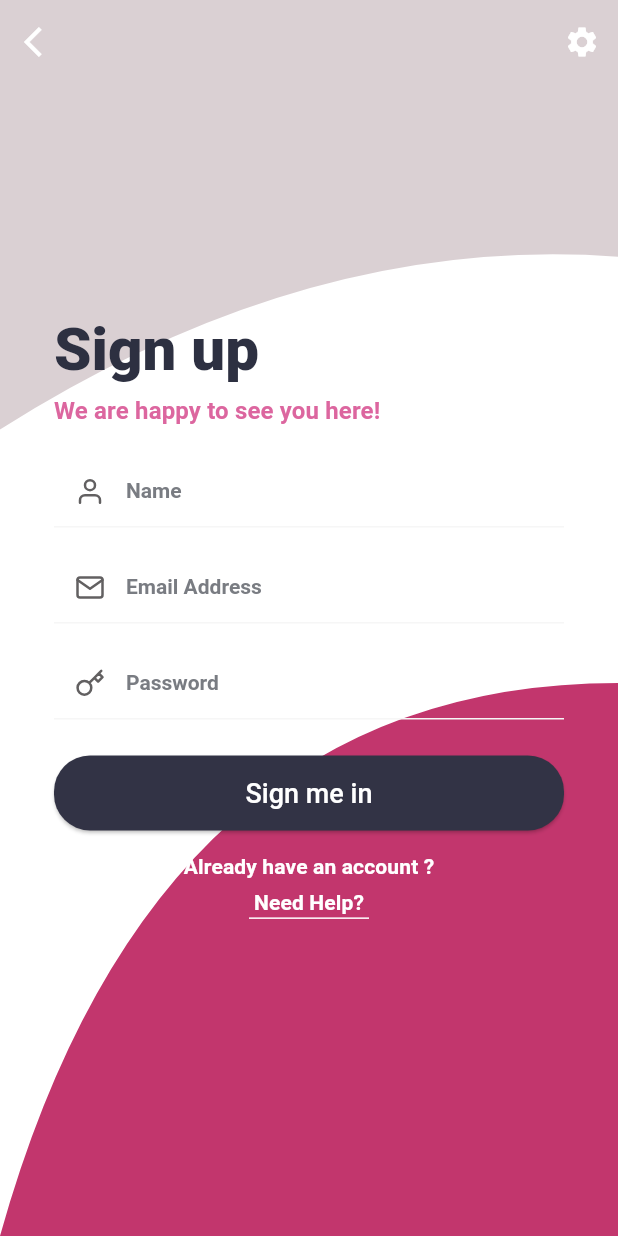
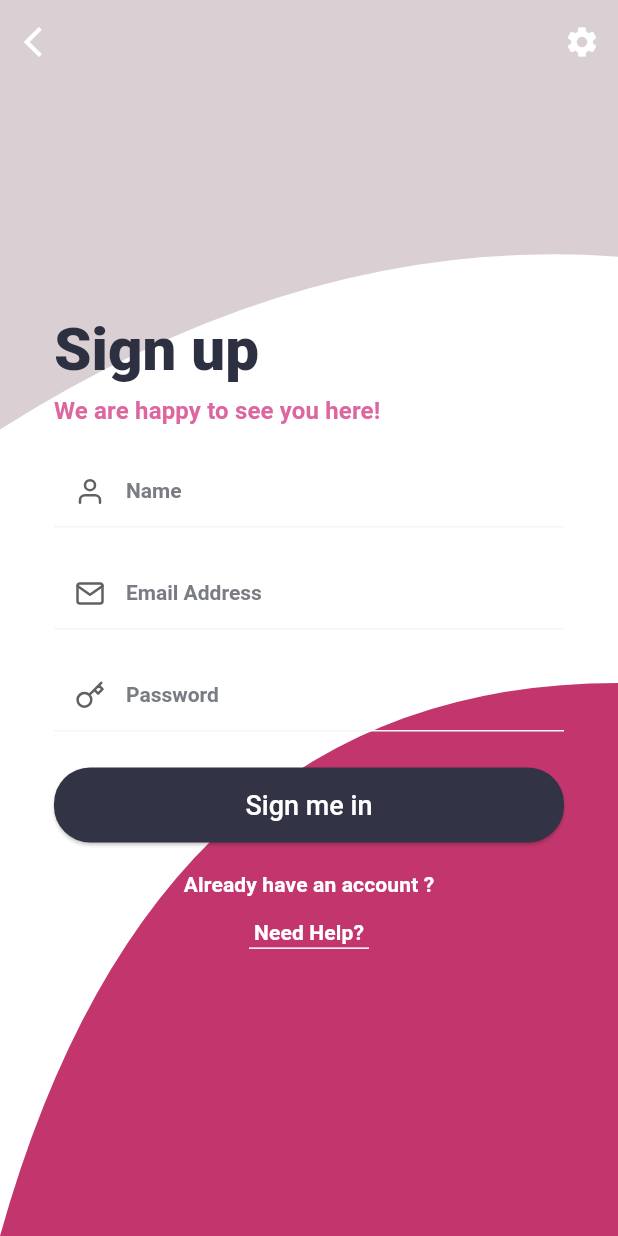
Before and after one commit to david-legend/login_catalog, a Flutter app: the LoginScreen1 screen opened by its route, after a tap on "Don't have an account ?", on a phone screen of 412 x 824 dp. Run offline on Flutter 3.47's test engine with Material 2 defaults, Android fonts, the phone set to English and light mode, and no system bars; our stand-ins replace auto_route, flutter_feather_icons, google_fonts.

Commit message:
fixed spilling background

```diff
--- a/lib/main.dart
+++ b/lib/main.dart
@@ -14,7 +14,7 @@ class MyApp extends StatelessWidget {
 //      initialRoute: Routes.signupScreen1,
       theme: LoginCatalogThemeData.lightThemeData,
       onGenerateRoute: Router().onGenerateRoute,
-      builder: ExtendedNavigator<Router>(router: Router(), initialRoute: Routes.loginScreen1,),
+      builder: ExtendedNavigator<Router>(router: Router(), initialRoute: Routes.signupScreen1,),
     );
   }
 }
--- a/lib/screens/login_design_1/login_screen_1.dart
+++ b/lib/screens/login_design_1/login_screen_1.dart
@@ -26,26 +26,36 @@ class LoginScreen1 extends StatelessWidget {
       ),
       body: Stack(
         children: <Widget>[
-          ClipPath(
+          Positioned(
+            left: 0,
+            top: 0,
+            right: 0,
+            child: ClipPath(
               clipper: CustomLoginShapeClipper2(),
               child: Container(
                 height: heightOfScreen,
                 decoration: BoxDecoration(color: AppColors.greyShade2),
               ),
             ),
-          ClipPath(
+          ),
+          Positioned(
+            left: 0,
+            top: 0,
+            right: 0,
+            child: ClipPath(
               clipper: CustomLoginShapeClipper1(),
               child: Container(
                 height: heightOfScreen,
                 decoration: BoxDecoration(color: AppColors.pink),
               ),
             ),
+          ),
           Container(
             margin: const EdgeInsets.symmetric(horizontal: Sizes.MARGIN_36),
-            child: Column(
+            child: ListView(
               children: <Widget>[
                 //10% of the height of screen
-                SizedBox(height: heightOfScreen * 0.1),
+                SizedBox(height: heightOfScreen * 0.075),
                 ListBody(
                   children: <Widget>[
                     Text(
@@ -72,7 +82,7 @@ class LoginScreen1 extends StatelessWidget {
                         fontWeight: FontWeight.w600,
                       ),
                     ),
-                    SizedBox(height: heightOfScreen * 0.1),
+                    SizedBox(height: heightOfScreen * 0.075),
                     Text(
                       StringConst.SIGN_IN,
                       style: textTheme.headline.copyWith(
@@ -82,7 +92,10 @@ class LoginScreen1 extends StatelessWidget {
                     ),
                   ],
                 ),
-                SpaceH16(),
+                SpaceH8(),
+                Container(
+                  child: Column(
+                    children: <Widget>[
                       CustomTextFormField(
                         hasPrefixIcon: true,
                         textInputType: TextInputType.emailAddress,
@@ -94,7 +107,7 @@ class LoginScreen1 extends StatelessWidget {
                           size: Sizes.ICON_SIZE_20,
                         ),
                       ),
-                SpaceH16(),
+                      SpaceH20(),
                       CustomTextFormField(
                         hasPrefixIcon: true,
                         textInputType: TextInputType.text,
@@ -112,11 +125,12 @@ class LoginScreen1 extends StatelessWidget {
                         textStyle: textTheme.button,
                         onPressed: () {},
                       ),
-                SpaceH16(),
+                      SpaceH20(),
                       InkWell(
                         onTap: () => Router.navigator.pushReplacementNamed(Routes.signupScreen1),
                         child: Text(
                           StringConst.DONT_HAVE_AN_ACCOUNT,
+                          textAlign: TextAlign.center,
                           style: textTheme.subtitle.copyWith(
                             fontSize: Sizes.TEXT_SIZE_14,
                             color: AppColors.blackShade6,
@@ -124,9 +138,10 @@ class LoginScreen1 extends StatelessWidget {
                           ),
                         ),
                       ),
-                SpaceH8(),
+                      SpaceH16(),
                       Text(
                         StringConst.NEED_HELP,
+                        textAlign: TextAlign.center,
                         style: textTheme.subtitle.copyWith(
                           fontSize: Sizes.TEXT_SIZE_14,
                           color: AppColors.blackShade6,
@@ -140,6 +155,11 @@ class LoginScreen1 extends StatelessWidget {
                     ],
                   ),
                 ),
+
+
+              ],
+            ),
+          ),
         ],
       ),
     );
--- a/lib/screens/login_design_1/signup_screen_1.dart
+++ b/lib/screens/login_design_1/signup_screen_1.dart
@@ -11,7 +11,6 @@ import 'package:logincatalog/widgets/spaces.dart';
 class SignUpScreen1 extends StatelessWidget {
   @override
   Widget build(BuildContext context) {
-    var textTheme = Theme.of(context).textTheme;
     var heightOfAppBar = 56.0;
     var heightOfScreen = MediaQuery.of(context).size.height - heightOfAppBar;
     var widthOfScreen = MediaQuery.of(context).size.width;
@@ -35,26 +34,56 @@ class SignUpScreen1 extends StatelessWidget {
             width: widthOfScreen,
             decoration: BoxDecoration(color: AppColors.pink),
           ),
-          ClipPath(
+          Positioned(
+            left: 0,
+            top: 0,
+            right: 0,
+            child: ClipPath(
               clipper: CustomSignUpShapeClipper2(),
               child: Container(
                 height: heightOfScreen,
                 decoration: BoxDecoration(color: AppColors.white),
               ),
             ),
-          ClipPath(
+          ),
+          Positioned(
+            left: 0,
+            top: 0,
+            right: 0,
+            child: ClipPath(
               clipper: CustomSignUpShapeClipper1(),
               child: Container(
                 height: heightOfScreen,
                 decoration: BoxDecoration(color: AppColors.greyShade2),
               ),
             ),
+          ),
+          Container(
+            child: ListView(
+              children: <Widget>[
                 Container(
                   margin: const EdgeInsets.symmetric(horizontal: Sizes.MARGIN_36),
                   child: Column(
                     children: <Widget>[
                       SizedBox(height: heightOfScreen * 0.2),
-                ListBody(
+                      _buildIntroText(context),
+                      SpaceH20(),
+                      _buildForm(context),
+                    ],
+                  ),
+                ),
+
+              ],
+            ),
+          ),
+        ],
+      ),
+    );
+  }
+
+  Widget _buildIntroText(BuildContext context) {
+    var textTheme = Theme.of(context).textTheme;
+    return ListBody(
       children: <Widget>[
         Text(
           StringConst.SIGN_UP,
@@ -73,8 +102,12 @@ class SignUpScreen1 extends StatelessWidget {
           ),
         ),
       ],
-                ),
-                SpaceH20(),
+    );
+  }
+  Widget _buildForm(BuildContext context) {
+    var textTheme = Theme.of(context).textTheme;
+    return Column(
+      children: <Widget>[
         CustomTextFormField(
           hasPrefixIcon: true,
           textInputType: TextInputType.text,
@@ -86,7 +119,7 @@ class SignUpScreen1 extends StatelessWidget {
             size: Sizes.ICON_SIZE_20,
           ),
         ),
-                SpaceH16(),
+        SpaceH20(),
         CustomTextFormField(
           hasPrefixIcon: true,
           textInputType: TextInputType.emailAddress,
@@ -98,7 +131,7 @@ class SignUpScreen1 extends StatelessWidget {
             size: Sizes.ICON_SIZE_20,
           ),
         ),
-                SpaceH16(),
+        SpaceH20(),
         CustomTextFormField(
           hasPrefixIcon: true,
           textInputType: TextInputType.text,
@@ -117,7 +150,7 @@ class SignUpScreen1 extends StatelessWidget {
           textStyle: textTheme.button,
           onPressed: () {},
         ),
-                SpaceH16(),
+        SpaceH20(),
         InkWell(
           onTap: () => Router.navigator.pushReplacementNamed(Routes.loginScreen1),
           child: Text(
@@ -128,7 +161,7 @@ class SignUpScreen1 extends StatelessWidget {
             ),
           ),
         ),
-                SpaceH8(),
+        SpaceH16(),
         Text(
           StringConst.NEED_HELP,
           style: textTheme.subtitle.copyWith(
@@ -139,11 +172,8 @@ class SignUpScreen1 extends StatelessWidget {
         SpaceH2(),
         CustomDivider(),
       ],
-            ),
-          ),
-        ],
-      ),
     );
   }
+
 }
 //transform: Matrix4.translationValues(-12.0, 0.0, 0.0),
--- a/lib/widgets/custom_shape_clippers.dart
+++ b/lib/widgets/custom_shape_clippers.dart
@@ -33,7 +33,7 @@ class CustomLoginShapeClipper2 extends CustomClipper<Path> {
 
 
     var firstEndpoint = Offset(size.width, size.height * 0.7);
-    var firstControlPoint = Offset(size.width * 0.75, size.height * 0.85);
+    var firstControlPoint = Offset(size.width * 0.6, size.height * 0.85);
 
     path.quadraticBezierTo(firstControlPoint.dx, firstControlPoint.dy,
         firstEndpoint.dx, firstEndpoint.dy);
```
Lines whose indentation alone changed are shown as unchanged.
